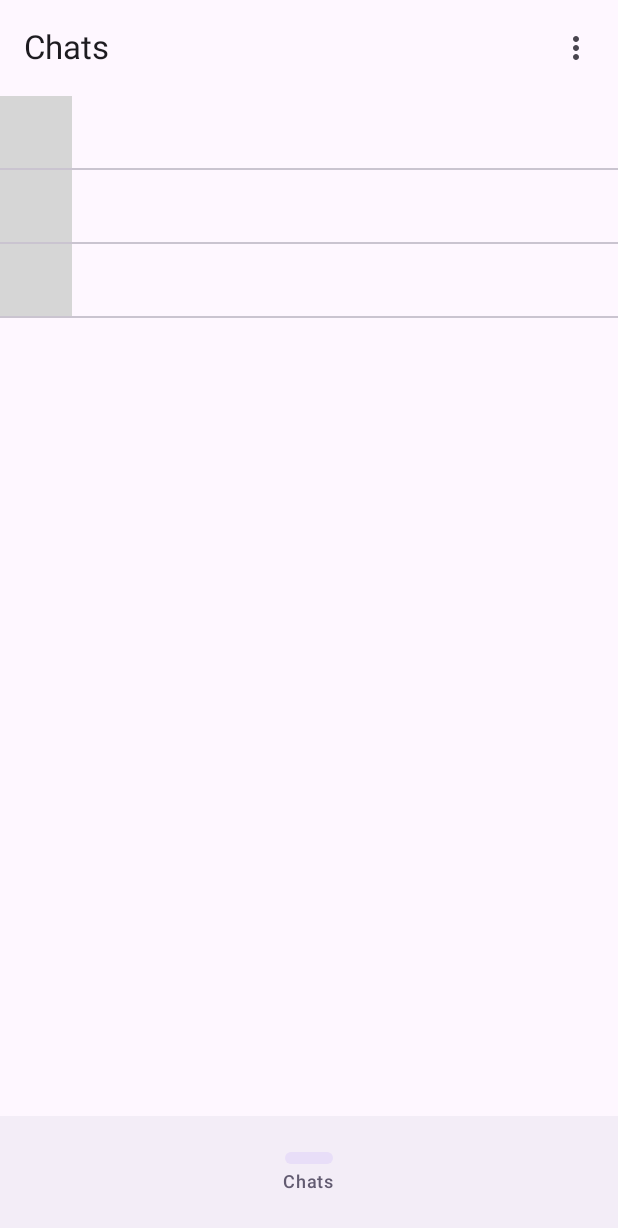
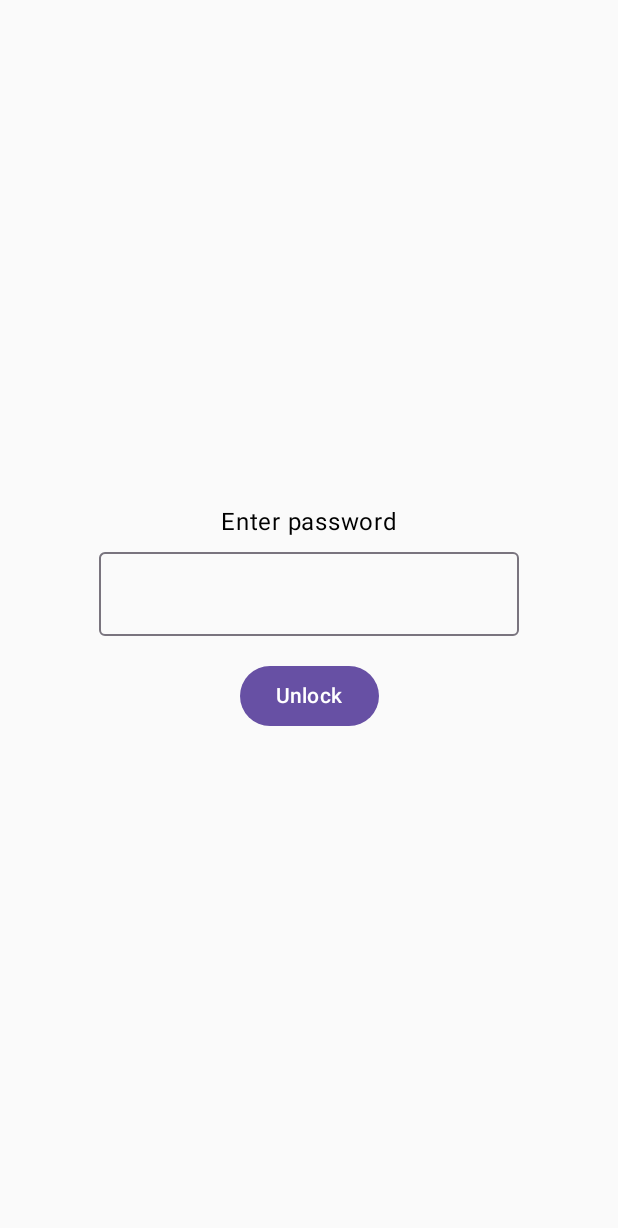
Before and after one commit to nAglTI/RSAChat, an Android app built with Jetpack Compose: the screen it shows after launch (MainActivity), on a phone screen of 412 x 824 dp. Shown: the top 1228 px of the screen. Run offline under Robolectric (Android 15) with nearby library versions, the phone set to English and light mode, and no system bars; 1 statement that could not run was skipped; grey boxes are pictures that could not be loaded.

Commit message:
Add password lock and settings

```diff
--- a/composeApp/src/androidMain/kotlin/org/kekus/rsachat/MainActivity.kt
+++ b/composeApp/src/androidMain/kotlin/org/kekus/rsachat/MainActivity.kt
@@ -6,6 +6,7 @@ import androidx.activity.compose.setContent
 import androidx.activity.enableEdgeToEdge
 import androidx.compose.runtime.Composable
 import androidx.compose.ui.tooling.preview.Preview
+import org.kekus.rsachat.AppViewModelHolder
 
 class MainActivity : ComponentActivity() {
     override fun onCreate(savedInstanceState: Bundle?) {
@@ -16,6 +17,11 @@ class MainActivity : ComponentActivity() {
             App()
         }
     }
+
+    override fun onPause() {
+        super.onPause()
+        AppViewModelHolder.viewModel.lock()
+    }
 }
 
 @Preview
--- a/composeApp/src/commonMain/kotlin/org/kekus/rsachat/App.kt
+++ b/composeApp/src/commonMain/kotlin/org/kekus/rsachat/App.kt
@@ -2,13 +2,33 @@ package org.kekus.rsachat
 
 import androidx.compose.material3.MaterialTheme
 import androidx.compose.runtime.Composable
+import androidx.compose.runtime.collectAsState
+import androidx.compose.runtime.getValue
+import androidx.compose.runtime.remember
 import org.jetbrains.compose.ui.tooling.preview.Preview
 import org.kekus.rsachat.chats.ChatListScreen
+import org.kekus.rsachat.auth.PasswordScreen
+import org.kekus.rsachat.settings.ChangePasswordScreen
+import org.kekus.rsachat.settings.SettingsScreen
 
 @Composable
 @Preview
 fun App() {
+    val viewModel = remember { AppViewModelHolder.viewModel }
+    val screen by viewModel.screen.collectAsState()
+
     MaterialTheme {
-        ChatListScreen()
+        when (screen) {
+            Screen.Password -> PasswordScreen(onSubmit = viewModel::tryUnlock)
+            Screen.ChatList -> ChatListScreen(onOpenSettings = viewModel::openSettings)
+            Screen.Settings -> SettingsScreen(
+                onBack = viewModel::backFromSettings,
+                onChangePassword = viewModel::openChangePassword
+            )
+            Screen.ChangePassword -> ChangePasswordScreen(
+                onBack = viewModel::backFromChangePassword,
+                onSave = viewModel::setPassword
+            )
+        }
     }
 }
--- /dev/null
+++ b/composeApp/src/commonMain/kotlin/org/kekus/rsachat/Screen.kt
@@ -0,0 +1,9 @@
+package org.kekus.rsachat
+
+/** Screens available in the application. */
+sealed class Screen {
+    object Password : Screen()
+    object ChatList : Screen()
+    object Settings : Screen()
+    object ChangePassword : Screen()
+}
--- /dev/null
+++ b/composeApp/src/commonMain/kotlin/org/kekus/rsachat/auth/PasswordScreen.kt
@@ -0,0 +1,34 @@
+package org.kekus.rsachat.auth
+
+import androidx.compose.foundation.layout.*
+import androidx.compose.material3.Button
+import androidx.compose.material3.OutlinedTextField
+import androidx.compose.material3.Text
+import androidx.compose.runtime.*
+import androidx.compose.ui.Alignment
+import androidx.compose.ui.Modifier
+import androidx.compose.ui.text.input.KeyboardOptions
+import androidx.compose.ui.text.input.KeyboardType
+import androidx.compose.ui.unit.dp
+
+/** Screen for entering the application password. */
+@Composable
+fun PasswordScreen(onSubmit: (String) -> Unit) {
+    var code by remember { mutableStateOf("") }
+
+    Column(
+        modifier = Modifier.fillMaxSize().padding(16.dp),
+        horizontalAlignment = Alignment.CenterHorizontally,
+        verticalArrangement = Arrangement.Center
+    ) {
+        Text("Enter password")
+        Spacer(Modifier.height(8.dp))
+        OutlinedTextField(
+            value = code,
+            onValueChange = { value -> code = value.filter { it.isDigit() } },
+            keyboardOptions = KeyboardOptions(keyboardType = KeyboardType.NumberPassword)
+        )
+        Spacer(Modifier.height(16.dp))
+        Button(onClick = { onSubmit(code) }) { Text("Unlock") }
+    }
+}
```
Also changed, not shown: composeApp/src/commonMain/kotlin/org/kekus/rsachat/AppViewModel.kt (added, +75 -0 lines), composeApp/src/commonMain/kotlin/org/kekus/rsachat/auth/PasswordRepository.kt (added, +18 -0 lines), composeApp/src/commonMain/kotlin/org/kekus/rsachat/chats/ChatListScreen.kt (+8 -1 lines), composeApp/src/commonMain/kotlin/org/kekus/rsachat/settings/ChangePasswordScreen.kt (added, +55 -0 lines), composeApp/src/commonMain/kotlin/org/kekus/rsachat/settings/SettingsScreen.kt (added, +39 -0 lines).
